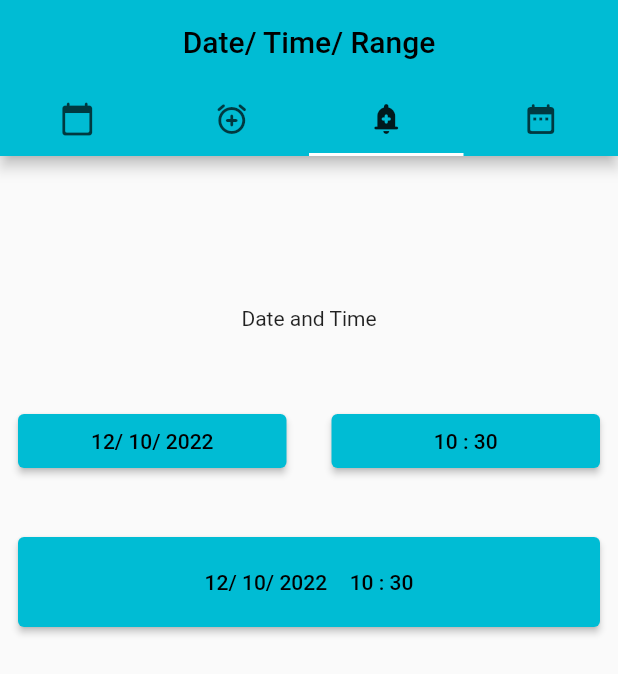
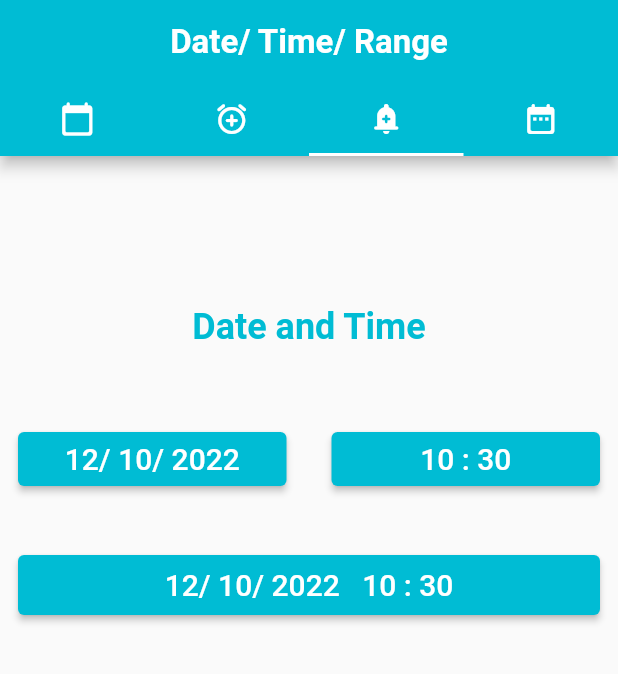
Before and after one commit to VeronikaLo/Date_picker, a Flutter app: the screen it shows after launch, tab 3 chosen, on a phone screen of 412 x 824 dp. Shown: the top 674 px of the screen. Run offline on Flutter 3.47's test engine with Material 2 defaults, Android fonts, the phone set to English and light mode, and no system bars.

Commit message:
eding theme

```diff
--- a/lib/main.dart
+++ b/lib/main.dart
@@ -18,6 +18,26 @@ class MyApp extends StatelessWidget {
       title: 'Date/Time/Range',
       theme: ThemeData(
         primarySwatch:  Colors.cyan,
+        textTheme:  const TextTheme(
+          headline1: TextStyle( // headline
+            fontSize: 24,
+            fontWeight: FontWeight.w600,
+            color: Colors.cyan,
+          ),
+          headline2: TextStyle( // appBar
+            fontSize: 22,
+            fontWeight: FontWeight.w600,
+            color: Colors.white,
+          ),
+          headline3: TextStyle(
+            fontSize: 20,
+            color: Colors.black,
+          ),
+          button: TextStyle(  // button
+            fontSize: 20,
+            color: Colors.white,
+          ),
+        ),
       ),
       home: const MyHomePage(),
     );
@@ -38,14 +58,14 @@ class _MyHomePageState extends State<MyHomePage> {
       length: 4,
       child: Scaffold(
         appBar: AppBar(
-          title: const Text('Date/ Time/ Range'),
+          title: Text('Date/ Time/ Range', style: Theme.of(context).textTheme.headline2,),
           centerTitle: true,
           bottom: const TabBar(
             tabs: [
-              Tab(icon: Icon(Icons.calendar_today_rounded)),
-              Tab(icon: Icon(Icons.alarm_add_rounded)),
-              Tab(icon: Icon(Icons.add_alert_rounded)),
-              Tab(icon: Icon(Icons. date_range_rounded)),
+              Tab(icon: Icon(Icons.calendar_today_rounded, color: Colors.white,)),
+              Tab(icon: Icon(Icons.alarm_add_rounded, color: Colors.white,)),
+              Tab(icon: Icon(Icons.add_alert_rounded, color: Colors.white,)),
+              Tab(icon: Icon(Icons. date_range_rounded, color: Colors.white,)),
             ]), ) ,
         body: const TabBarView(
           children: [
--- a/lib/screens/date_and_time_screen.dart
+++ b/lib/screens/date_and_time_screen.dart
@@ -90,34 +90,41 @@ class _DateAndTimeState extends State<DateAndTime> {
       child: Center(
         child: Column(
           children: [
-            const Text('Date and Time'),
+            Text('Date and Time', style: Theme.of(context).textTheme.headline1,),
             const SizedBox(height: 50),
             Row(
               children: [
                 Expanded(
                   child: ElevatedButton(
                             onPressed: _pickDate,
-                            child: Text('${date.day}/ ${date.month}/ ${date.year}')),
+                            child: Text('${date.day}/ ${date.month}/ ${date.year}',
+                            style: Theme.of(context).textTheme.button,)),
                 ),
                 const SizedBox(width: 30),
                 Expanded(
                   child: ElevatedButton(
                             onPressed: _pickTime,
-                            child: Text('$hours : $minutes')),
+                            child: Text(
+                              '$hours : $minutes',
+                              style: Theme.of(context).textTheme.button,)),
                 ),
               ],
             ),
             const SizedBox(height:40,),
             SizedBox(
-                  height: 60,
+                  height: 40,
                   child: ElevatedButton(
                             onPressed: _pickDateTime,
                             child: Row(
                               mainAxisAlignment: MainAxisAlignment.center,
                               children: [
-                                Text('${date.day}/ ${date.month}/ ${date.year}'),
+                                Text(
+                                  '${date.day}/ ${date.month}/ ${date.year}',
+                                  style: Theme.of(context).textTheme.button,),
                                 const SizedBox(width:15),
-                                Text('$hours : $minutes'),
+                                Text(
+                                  '$hours : $minutes',
+                                    style: Theme.of(context).textTheme.button,),
                               ],
                             )),
                 ),
```
